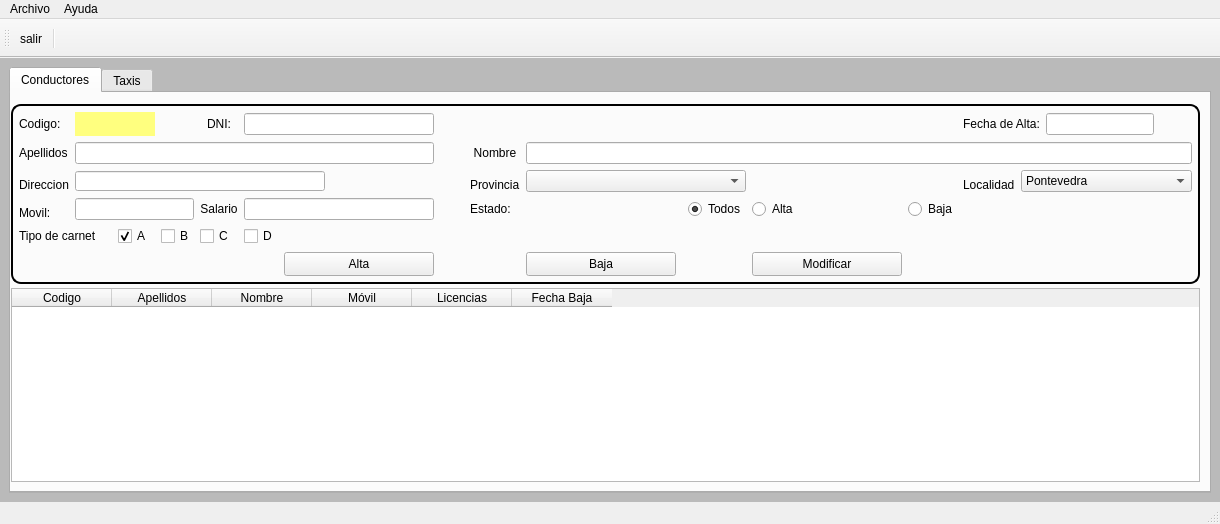
javierlago/lagoamoedo, file templates/MainWindow.ui: the form before one commit.
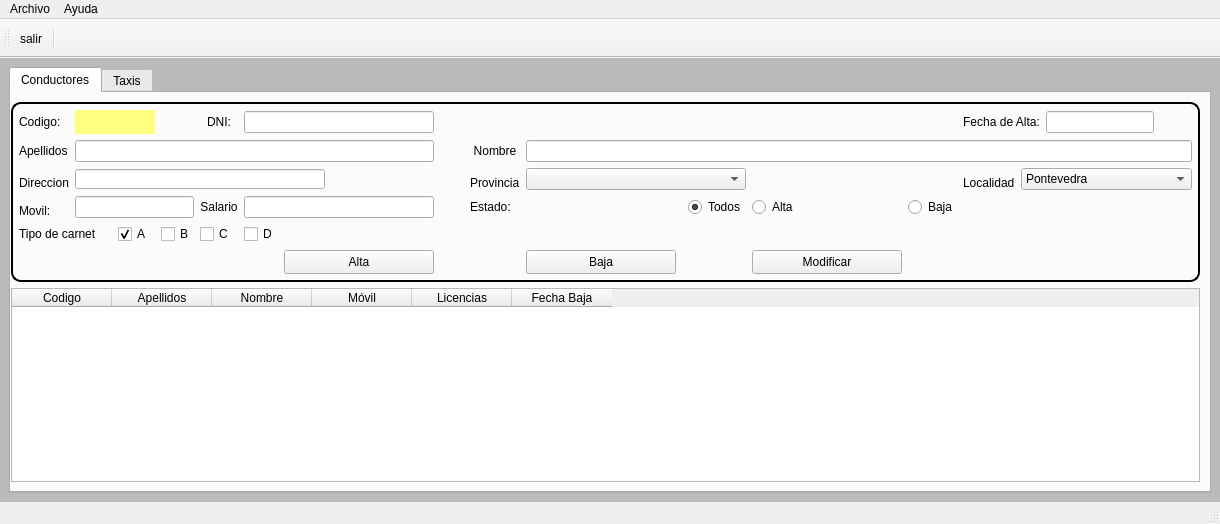
The form after the commit. Icons and pictures are not drawn.

```diff
--- a/templates/MainWindow.ui
+++ b/templates/MainWindow.ui
@@ -195,7 +195,7 @@
              </column>
             </widget>
            </item>
-           <item row="1" column="0">
+           <item row="1" column="0" alignment="Qt::AlignHCenter|Qt::AlignVCenter">
             <widget class="QFrame" name="boxInfo">
              <property name="enabled">
               <bool>true</bool>
```
